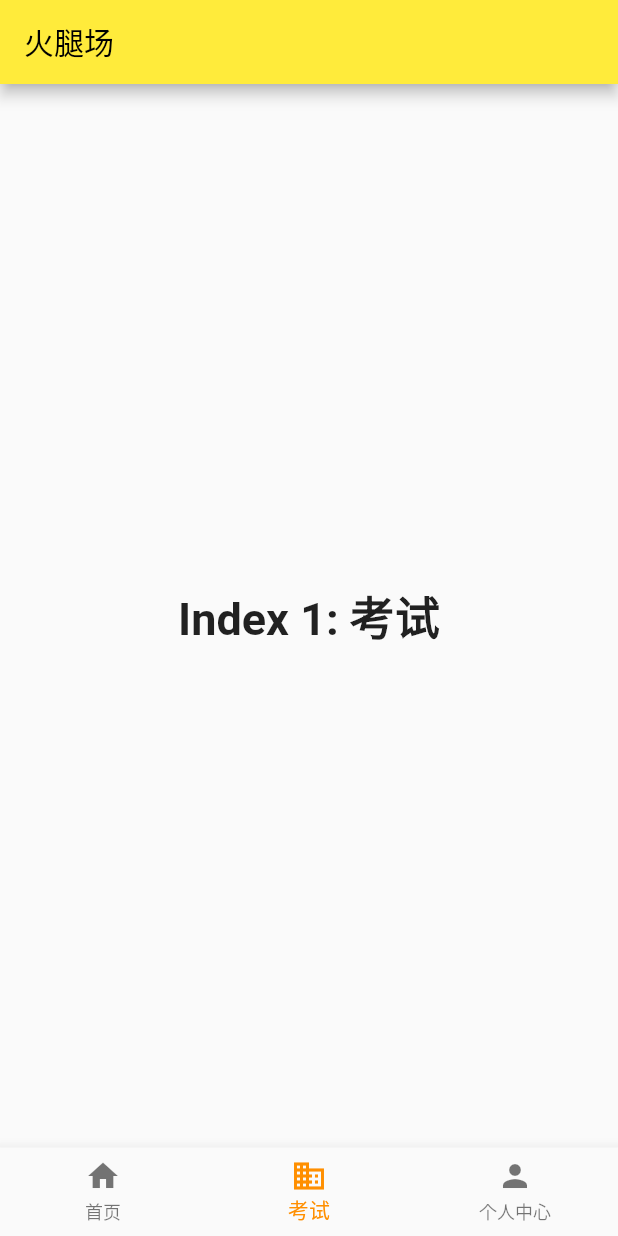
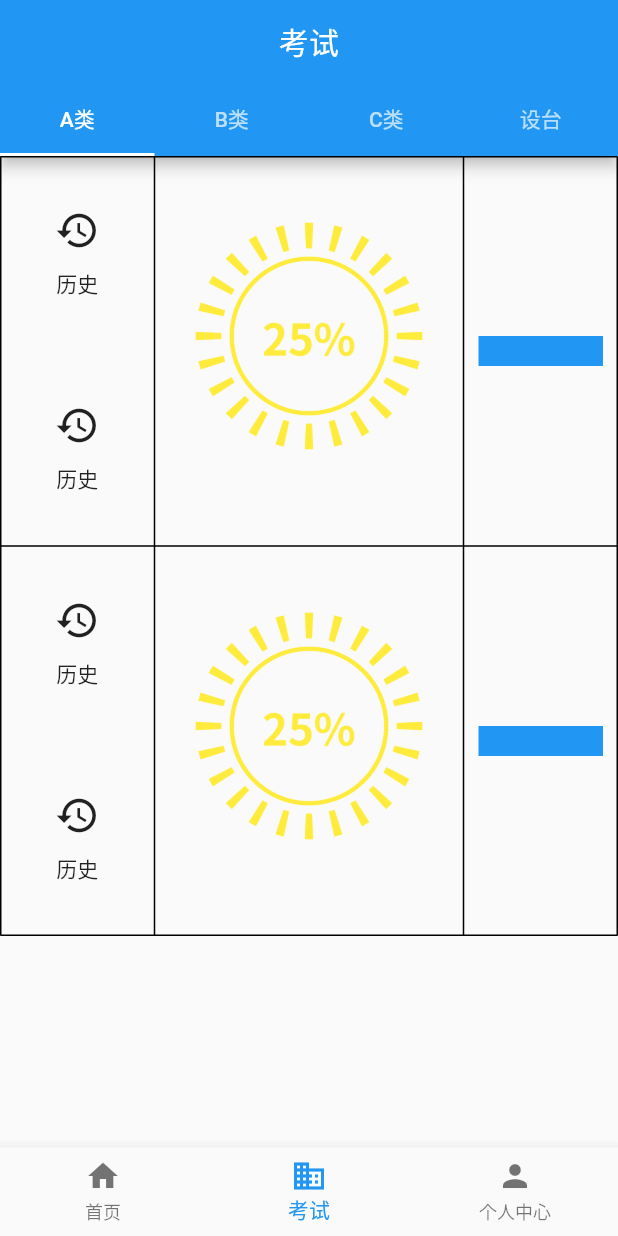
Before and after one commit to 1194117884/ham-tools, a Flutter app: the screen it shows after launch, item 2 of the bottom bar chosen, on a phone screen of 412 x 824 dp. Run offline on Flutter 3.47's test engine with Material 2 defaults, Android fonts, the phone set to English and light mode, and no system bars.

Commit message:
:sparkles: 增加考试页面板布局

```diff
--- a/lib/main.dart
+++ b/lib/main.dart
@@ -1,4 +1,6 @@
 import 'package:flutter/material.dart';
+
+import 'src/examination/examinantion.dart';
 
 void main() {
   runApp(const MyApp());
@@ -12,7 +14,7 @@ class MyApp extends StatelessWidget {
     return MaterialApp(
       title: 'ham_tools',
       theme: ThemeData(
-        primarySwatch: Colors.yellow,
+        primarySwatch: Colors.blue,
       ),
       home: const MyHomePage(title: '首页'),
     );
@@ -28,25 +30,14 @@ class MyHomePage extends StatefulWidget {
   State<MyHomePage> createState() => _MyHomePageState();
 }
 
+/// home page state
 class _MyHomePageState extends State<MyHomePage> {
   int _selectedIndex = 0;
 
-  static const TextStyle optionStyle =
-      TextStyle(fontSize: 30, fontWeight: FontWeight.bold);
-
   static const List<Widget> _widgetOptions = <Widget>[
-    Text(
-      'Index 0: 首页',
-      style: optionStyle,
-    ),
-    Text(
-      'Index 1: 考试',
-      style: optionStyle,
-    ),
-    Text(
-      'Index 2: 个人中心',
-      style: optionStyle,
-    ),
+    Text('首页'),
+    ExaminationWidget(),
+    Text('个人中心'),
   ];
 
   void _onItemTapped(int index) {
@@ -58,9 +49,6 @@ class _MyHomePageState extends State<MyHomePage> {
   @override
   Widget build(BuildContext context) {
     return Scaffold(
-      appBar: AppBar(
-        title: const Text('火腿场'),
-      ),
       body: Center(
         child: _widgetOptions.elementAt(_selectedIndex),
       ),
@@ -80,7 +68,6 @@ class _MyHomePageState extends State<MyHomePage> {
           ),
         ],
         currentIndex: _selectedIndex,
-        selectedItemColor: Colors.amber[800],
         onTap: _onItemTapped,
       ),
     );
--- /dev/null
+++ b/lib/src/examination/examinantion.dart
@@ -0,0 +1,149 @@
+import 'package:flutter/material.dart';
+
+/// examination page
+class ExaminationWidget extends StatelessWidget {
+  const ExaminationWidget({super.key});
+
+  @override
+  Widget build(BuildContext context) {
+    return DefaultTabController(
+      initialIndex: 0,
+      length: 4,
+      child: Scaffold(
+        appBar: AppBar(
+          title: const Text('考试'),
+          centerTitle: true,
+          bottom: const TabBar(
+            tabs: <Widget>[
+              Tab(
+                text: 'A类',
+              ),
+              Tab(
+                text: 'B类',
+              ),
+              Tab(
+                text: 'C类',
+              ),
+              Tab(
+                text: '设台',
+              ),
+            ],
+          ),
+        ),
+        body: const TabBarView(
+          children: <Widget>[
+            DashboardPanel(),
+            Center(
+              child: Text("It's rainy here"),
+            ),
+            Center(
+              child: Text("It's sunny here"),
+            ),
+            Center(
+              child: Text("It's sunny here"),
+            ),
+          ],
+        ),
+      ),
+    );
+  }
+}
+
+/// DashboardPanel
+class DashboardPanel extends StatelessWidget {
+  const DashboardPanel({super.key});
+
+  @override
+  Widget build(BuildContext context) {
+    return Table(
+      border: TableBorder.all(),
+      columnWidths: const <int, TableColumnWidth>{
+        0: FlexColumnWidth(0.5),
+        1: FlexColumnWidth(1),
+        2: FlexColumnWidth(0.5),
+      },
+      children: <TableRow>[
+        TableRow(
+          children: <Widget>[
+            TableCell(
+              verticalAlignment: TableCellVerticalAlignment.middle,
+              child: Column(
+                children: <Widget>[
+                  Container(
+                    margin: const EdgeInsets.all(5),
+                    height: 120,
+                    child: const Tab(
+                        icon: Icon(size: 30, Icons.history), text: "历史"),
+                  ),
+                  Container(
+                    margin: const EdgeInsets.all(5),
+                    height: 120,
+                    child: const Tab(
+                        icon: Icon(size: 30, Icons.history), text: "历史"),
+                  ),
+                ],
+              ),
+            ),
+            const ProgressCricle(),
+            TableCell(
+              verticalAlignment: TableCellVerticalAlignment.middle,
+              child: Container(
+                margin: const EdgeInsets.all(10),
+                height: 20,
+                color: Colors.blue,
+              ),
+            ),
+          ],
+        ),
+        TableRow(
+          children: <Widget>[
+            TableCell(
+              verticalAlignment: TableCellVerticalAlignment.middle,
+              child: Column(
+                children: <Widget>[
+                  Container(
+                    margin: const EdgeInsets.all(5),
+                    height: 120,
+                    child: const Tab(
+                        icon: Icon(size: 30, Icons.history), text: "历史"),
+                  ),
+                  Container(
+                    margin: const EdgeInsets.all(5),
+                    height: 120,
+                    child: const Tab(
+                        icon: Icon(size: 30, Icons.history), text: "历史"),
+                  ),
+                ],
+              ),
+            ),
+            const ProgressCricle(),
+            TableCell(
+              verticalAlignment: TableCellVerticalAlignment.middle,
+              child: Container(
+                margin: const EdgeInsets.all(10),
+                height: 20,
+                color: Colors.blue,
+              ),
+            ),
+          ],
+        ),
+      ],
+    );
+  }
+}
+
+/// ProgressCricle
+class ProgressCricle extends StatelessWidget {
+  const ProgressCricle({super.key});
+
+  @override
+  Widget build(BuildContext context) {
+    return const Center(
+      child: ImageIcon(
+        AssetImage('assets/img/progress.png'),
+        color: Colors.yellow,
+        size: 240,
+      ),
+    );
+  }
+}
--- a/pubspec.yaml
+++ b/pubspec.yaml
@@ -59,9 +59,8 @@ flutter:
   uses-material-design: true
 
   # To add assets to your application, add an assets section, like this:
-  # assets:
-  #   - images/a_dot_burr.jpeg
-  #   - images/a_dot_ham.jpeg
+  assets:
+    - assets/img/progress.png
 
   # An image asset can refer to one or more resolution-specific "variants", see
   # https://flutter.dev/assets-and-images/#resolution-aware
```
Also changed, not shown: assets/img/progress.png (added), 2 other files.
